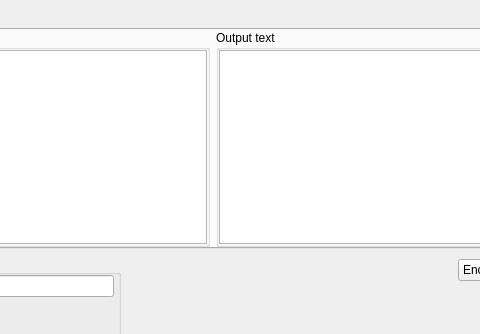
First picture: the form in app/gui/symmetric/alberti_disc/alberti_disc.ui, repository vasilypht/crypto-methods, before the edit; both pictures show x 215 to 695 and y 0 to 334 of the 856 by 466 pixel window.
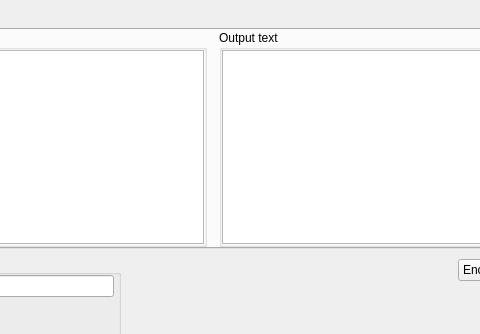
Second picture: the form after the edit.

```diff
--- a/app/gui/symmetric/alberti_disc/alberti_disc.ui
+++ b/app/gui/symmetric/alberti_disc/alberti_disc.ui
@@ -39,6 +39,9 @@
        <string>Text</string>
       </attribute>
       <layout class="QHBoxLayout" name="horizontalLayout">
+       <property name="spacing">
+        <number>12</number>
+       </property>
        <property name="leftMargin">
         <number>0</number>
        </property>
```
